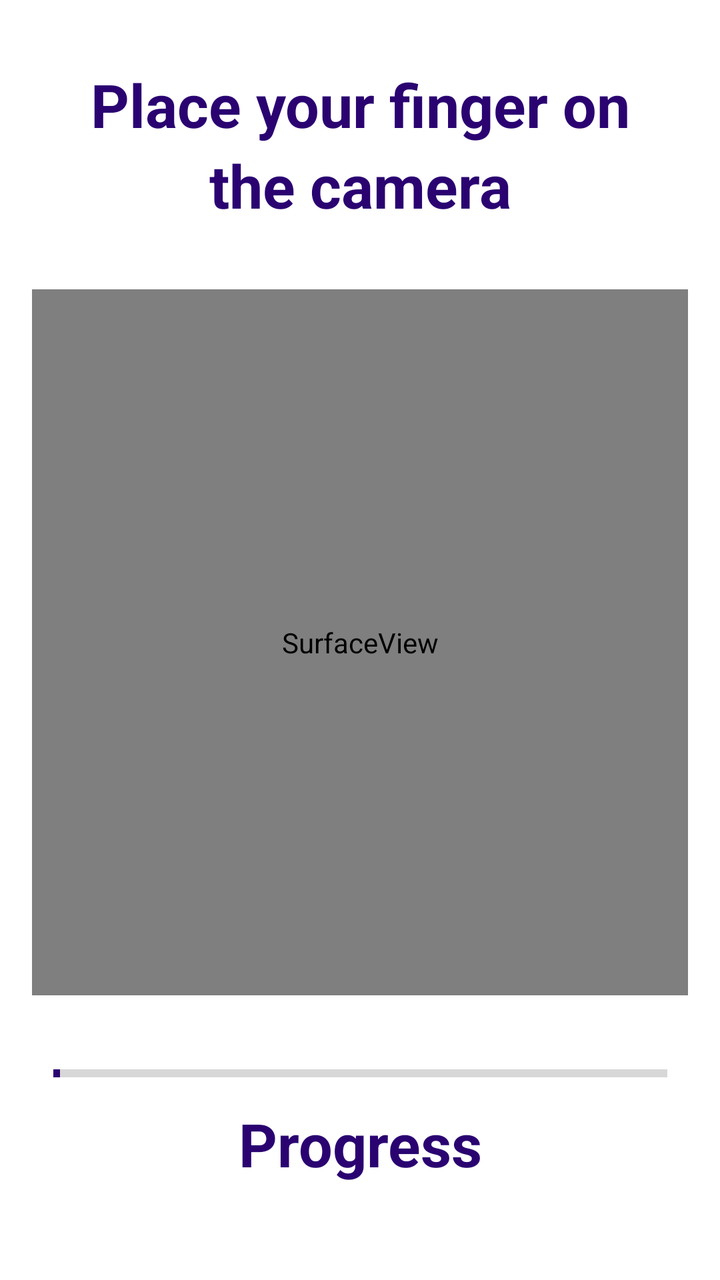
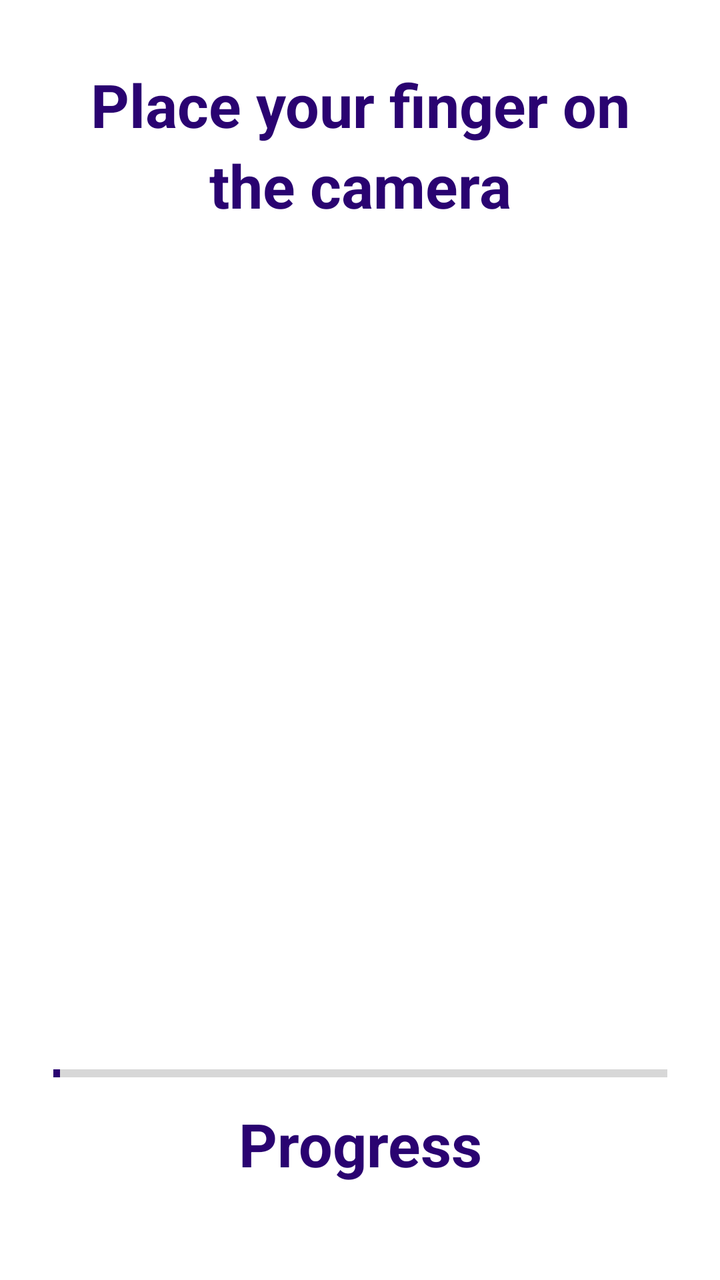

The first picture is an Android layout as it rendered before a commit; the second is the same layout after the commit. The layout source and the unified diff follow.
<!-- AndroidManifest.xml: application theme Theme.SIH -->
<!-- res/layout/activity_heartbeat.xml -->
<?xml version="1.0" encoding="utf-8"?>
<androidx.constraintlayout.widget.ConstraintLayout xmlns:android="http://schemas.android.com/apk/res/android"
xmlns:app="http://schemas.android.com/apk/res-auto"
xmlns:tools="http://schemas.android.com/tools"
android:layout_width="match_parent"
android:layout_height="match_parent"
tools:context=".HeartBeatActivity">

    <TextView
        android:id="@+id/textView"
        android:layout_width="wrap_content"
        android:layout_height="wrap_content"
        android:layout_marginTop="32dp"
        android:gravity="center"
        android:text="Place your finger on"
        android:textColor="#2A0371"
        android:textSize="30dp"
        android:textStyle="bold"
        app:layout_constraintEnd_toEndOf="parent"
        app:layout_constraintStart_toStartOf="parent"
        app:layout_constraintTop_toTopOf="parent" />

    <TextView
        android:id="@+id/textView2"
        android:layout_width="wrap_content"
        android:layout_height="wrap_content"
        android:gravity="center"
        android:textColor="#2A0371"
        android:text="the camera"
        android:textSize="30dp"
        android:textStyle="bold"
        app:layout_constraintEnd_toEndOf="parent"
        app:layout_constraintStart_toStartOf="parent"
        app:layout_constraintTop_toBottomOf="@+id/textView" />

    <SurfaceView
        android:id="@+id/preview"
        android:layout_width="0dp"
        android:layout_height="0dp"
        android:layout_marginStart="16dp"
        android:layout_marginTop="32dp"
        android:layout_marginEnd="16dp"
        android:layout_marginBottom="32dp"
        android:layout_weight="1"
        app:layout_constraintBottom_toTopOf="@+id/HRPB"
        app:layout_constraintEnd_toEndOf="parent"
        app:layout_constraintStart_toStartOf="parent"
        app:layout_constraintTop_toBottomOf="@+id/textView2"></SurfaceView>

    <TextView
        android:id="@+id/textView6"
        android:layout_width="wrap_content"
        android:layout_height="wrap_content"
        android:layout_marginBottom="48dp"
        android:gravity="center"
        android:text="Progress"
        android:textColor="#2A0371"
        android:textSize="30dp"
        android:textStyle="bold"
        app:layout_constraintBottom_toBottomOf="parent"
        app:layout_constraintEnd_toEndOf="parent"
        app:layout_constraintStart_toStartOf="parent" />

    <ProgressBar
        android:id="@+id/HRPB"
        style="?android:attr/progressBarStyleHorizontal"
        android:layout_width="307dp"
        android:layout_height="14dp"
        android:layout_marginBottom="8dp"
        android:progress="1"
        android:progressTint="#2A0371"
        app:layout_constraintBottom_toTopOf="@+id/textView6"
        app:layout_constraintEnd_toEndOf="parent"
        app:layout_constraintStart_toStartOf="parent" />

</androidx.constraintlayout.widget.ConstraintLayout>
<!-- resources referenced by this layout -->
<resources>
  <style name="Theme.SIH" parent="Theme.MaterialComponents.DayNight.DarkActionBar">
          
          <item name="colorPrimary">@color/purple_500</item>
          <item name="colorPrimaryVariant">@color/purple_700</item>
          <item name="colorOnPrimary">@color/white</item>
          
          <item name="colorSecondary">@color/teal_200</item>
          <item name="colorSecondaryVariant">@color/teal_700</item>
          <item name="colorOnSecondary">@color/black</item>
          
          <item name="android:statusBarColor" tools:targetApi="l">?attr/colorPrimaryVariant</item>
          
      </style>
  <color name="purple_500">#FF6200EE</color>
  <color name="purple_700">#FF3700B3</color>
  <color name="white">#FFFFFFFF</color>
  <color name="teal_200">#FF03DAC5</color>
  <color name="teal_700">#FF018786</color>
  <color name="black">#FF000000</color>
</resources>

<!-- the commit's change to res/layout/activity_heartbeat.xml (unified diff, before → after) -->
@@ -33,8 +33,8 @@
         app:layout_constraintStart_toStartOf="parent"
         app:layout_constraintTop_toBottomOf="@+id/textView" />
 
-    <SurfaceView
-        android:id="@+id/preview"
+    <TextureView
+        android:id="@+id/textureView"
         android:layout_width="0dp"
         android:layout_height="0dp"
         android:layout_marginStart="16dp"
@@ -45,7 +45,7 @@
         app:layout_constraintBottom_toTopOf="@+id/HRPB"
         app:layout_constraintEnd_toEndOf="parent"
         app:layout_constraintStart_toStartOf="parent"
-        app:layout_constraintTop_toBottomOf="@+id/textView2"></SurfaceView>
+        app:layout_constraintTop_toBottomOf="@+id/textView2" />
 
     <TextView
         android:id="@+id/textView6"
